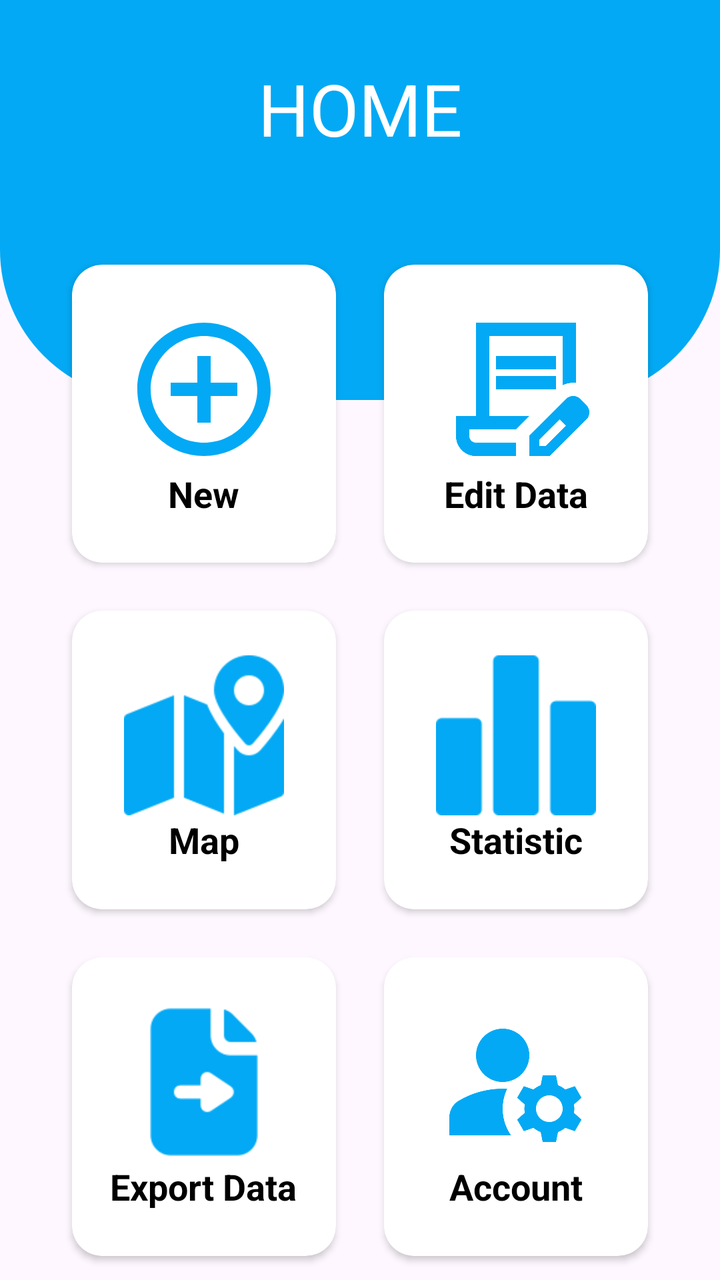
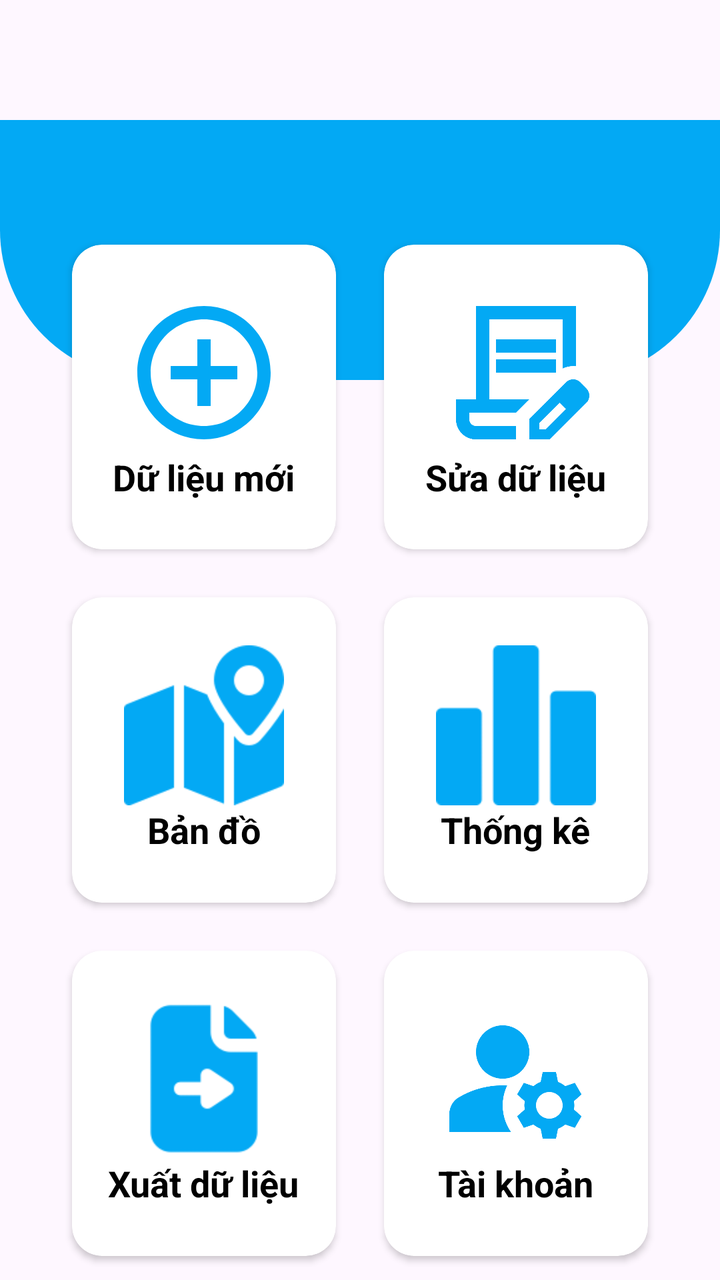

The first picture is an Android layout as it rendered before a commit; the second is the same layout after the commit. The layout source and the unified diff follow.
<!-- AndroidManifest.xml: application theme Theme.MyApp -->
<!-- res/layout/activity_home_page.xml -->
<?xml version="1.0" encoding="utf-8"?>
<RelativeLayout xmlns:android="http://schemas.android.com/apk/res/android"
    xmlns:app="http://schemas.android.com/apk/res-auto"
    xmlns:tools="http://schemas.android.com/tools"
    android:id="@+id/main"
    android:layout_width="match_parent"
    android:layout_height="match_parent"
    android:gravity="center"
    tools:context=".ui.login.MainActivity">

    <View
        android:id="@+id/top_view"
        android:layout_width="match_parent"
        android:layout_height="200dp"
        android:background="@drawable/bg_view" />

    <TextView
        android:id="@+id/textView3"
        android:layout_width="wrap_content"
        android:layout_height="wrap_content"
        android:layout_centerHorizontal="true"
        android:layout_marginTop="30dp"
        android:text="HOME"
        android:textColor="@color/white"
        android:textSize="36sp" />

    <GridLayout
        android:id="@+id/gridLayout"
        android:layout_width="match_parent"
        android:layout_height="match_parent"
        android:layout_below="@+id/top_view"
        android:layout_marginLeft="24dp"
        android:layout_marginTop="-80dp"
        android:layout_marginRight="24dp"
        android:columnCount="2"
        android:rowCount="3">

        
        <androidx.cardview.widget.CardView
            android:id="@+id/cvNew"
            android:layout_width="0dp"
            android:layout_height="0dp"
            android:layout_row="0"
            android:layout_rowWeight="1"
            android:layout_column="0"
            android:layout_columnWeight="1"
            android:layout_margin="12dp"
            app:cardCornerRadius="15dp"
            app:cardMaxElevation="12dp"
            android:clickable="true"
            android:focusable="true"
            >

            <LinearLayout
                android:layout_width="match_parent"
                android:layout_height="match_parent"
                android:gravity="center"
                android:orientation="vertical"
                >

                <ImageView
                    android:layout_width="80dp"
                    android:layout_height="80dp"
                    android:layout_gravity="center_horizontal"
                    android:src="@drawable/ic_add" />

                <TextView
                    android:layout_width="wrap_content"
                    android:layout_height="wrap_content"
                    android:layout_gravity="center_horizontal"
                    android:text="New"
                    android:textColor="@color/black"
                    android:textSize="18sp"
                    android:textStyle="bold" />
            </LinearLayout>
        </androidx.cardview.widget.CardView>

        


        <androidx.cardview.widget.CardView
            android:layout_width="0dp"
            android:layout_height="0dp"
            android:layout_row="0"
            android:layout_rowWeight="1"
            android:layout_column="1"
            android:layout_columnWeight="1"
            android:layout_margin="12dp"
            app:cardCornerRadius="15dp"
            app:cardMaxElevation="12dp"
            android:clickable="true"
            android:focusable="true">

            <LinearLayout
                android:layout_width="match_parent"
                android:layout_height="match_parent"
                android:gravity="center"
                android:orientation="vertical">

                <ImageView
                    android:layout_width="80dp"
                    android:layout_height="80dp"
                    android:layout_gravity="center_horizontal"
                    android:src="@drawable/ic_edit" />

                <TextView
                    android:layout_width="wrap_content"
                    android:layout_height="wrap_content"
                    android:layout_gravity="center_horizontal"
                    android:text="Edit Data"
                    android:textColor="@color/black"
                    android:textSize="18sp"
                    android:textStyle="bold" />
            </LinearLayout>
        </androidx.cardview.widget.CardView>

        
        <androidx.cardview.widget.CardView
            android:id="@+id/cvMap"
            android:layout_width="0dp"
            android:layout_height="0dp"
            android:layout_row="1"
            android:layout_rowWeight="1"
            android:layout_column="0"
            android:layout_columnWeight="1"
            android:layout_margin="12dp"
            android:clickable="true"
            android:focusable="true"
            app:cardCornerRadius="15dp"
            app:cardMaxElevation="12dp">

            <LinearLayout
                android:layout_width="match_parent"
                android:layout_height="match_parent"
                android:gravity="center"
                android:orientation="vertical">

                <ImageView
                    android:layout_width="80dp"
                    android:layout_height="80dp"
                    android:layout_gravity="center_horizontal"
                    android:src="@drawable/map" />

                <TextView
                    android:layout_width="wrap_content"
                    android:layout_height="wrap_content"
                    android:layout_gravity="center_horizontal"
                    android:text="Map"
                    android:textColor="@color/black"
                    android:textSize="18sp"
                    android:textStyle="bold" />
            </LinearLayout>
        </androidx.cardview.widget.CardView>

        
        <androidx.cardview.widget.CardView
            android:id="@+id/cvStatistic"
            android:layout_width="0dp"
            android:layout_height="0dp"
            android:layout_row="1"
            android:layout_rowWeight="1"
            android:layout_column="1"
            android:layout_columnWeight="1"
            android:layout_margin="12dp"
            app:cardCornerRadius="15dp"
            app:cardMaxElevation="12dp"
            android:clickable="true"
            android:focusable="true"
            >

            <LinearLayout
                android:layout_width="match_parent"
                android:layout_height="match_parent"
                android:gravity="center"
                android:orientation="vertical">

                <ImageView
                    android:layout_width="80dp"
                    android:layout_height="80dp"
                    android:layout_gravity="center_horizontal"
                    app:srcCompat="@drawable/statistics" />

                <TextView
                    android:layout_width="wrap_content"
                    android:layout_height="wrap_content"
                    android:layout_gravity="center_horizontal"
                    android:text="Statistic"
                    android:textColor="@color/black"
                    android:textSize="18sp"
                    android:textStyle="bold" />
            </LinearLayout>
        </androidx.cardview.widget.CardView>

        
        <androidx.cardview.widget.CardView
            android:id="@+id/cvExportData"
            android:layout_width="0dp"
            android:layout_height="0dp"
            android:layout_row="2"
            android:layout_rowWeight="1"
            android:layout_column="0"
            android:layout_columnWeight="1"
            android:layout_margin="12dp"
            app:cardCornerRadius="15dp"
            app:cardMaxElevation="12dp"
            android:clickable="true"
            android:focusable="true">

            <LinearLayout
                android:layout_width="match_parent"
                android:layout_height="match_parent"
                android:gravity="center"
                android:orientation="vertical">

                <ImageView
                    android:layout_width="80dp"
                    android:layout_height="80dp"
                    android:layout_gravity="center_horizontal"
                    android:src="@drawable/export" />

                <TextView
                    android:layout_width="wrap_content"
                    android:layout_height="wrap_content"
                    android:layout_gravity="center_horizontal"
                    android:text="Export Data"
                    android:textColor="@color/black"
                    android:textSize="18sp"
                    android:textStyle="bold" />
            </LinearLayout>
        </androidx.cardview.widget.CardView>

        
        <androidx.cardview.widget.CardView
            android:id="@+id/cvAccount"
            android:layout_width="0dp"
            android:layout_height="0dp"
            android:layout_row="2"
            android:layout_rowWeight="1"
            android:layout_column="1"
            android:layout_columnWeight="1"
            android:layout_margin="12dp"
            app:cardCornerRadius="15dp"
            app:cardMaxElevation="12dp"
            android:clickable="true"
            android:focusable="true">

            <LinearLayout
                android:layout_width="match_parent"
                android:layout_height="match_parent"
                android:gravity="center"
                android:orientation="vertical">

                <ImageView
                    android:layout_width="80dp"
                    android:layout_height="80dp"
                    android:layout_gravity="center_horizontal"
                    android:src="@drawable/ic_acount" />

                <TextView
                    android:layout_width="wrap_content"
                    android:layout_height="wrap_content"
                    android:layout_gravity="center_horizontal"
                    android:text="Account"
                    android:textColor="@color/black"
                    android:textSize="18sp"
                    android:textStyle="bold" />
            </LinearLayout>
        </androidx.cardview.widget.CardView>

    </GridLayout>

</RelativeLayout>
<!-- resources referenced by this layout -->
<resources>
  <color name="black">#FF000000</color>
  <color name="white">#FFFFFFFF</color>
  <!-- drawable bg_view (drawable) -->
  <?xml version="1.0" encoding="utf-8"?>
  <shape xmlns:android="http://schemas.android.com/apk/res/android">
      <corners android:bottomLeftRadius="75dp"
          android:bottomRightRadius="75dp"/>
      <solid android:color="@color/blue"/>
  </shape>
  <!-- drawable export: png bitmap (drawable, 2256 bytes) -->
  <!-- drawable ic_acount (drawable) -->
  <vector xmlns:android="http://schemas.android.com/apk/res/android" android:height="24dp" android:tint="@color/blue" android:viewportHeight="24" android:viewportWidth="24" android:width="24dp">
        
      <path android:fillColor="@android:color/white" android:pathData="M10,8m-4,0a4,4 0,1 1,8 0a4,4 0,1 1,-8 0"/>
        
      <path android:fillColor="@android:color/white" android:pathData="M10.67,13.02C10.45,13.01 10.23,13 10,13c-2.42,0 -4.68,0.67 -6.61,1.82C2.51,15.34 2,16.32 2,17.35V20h9.26C10.47,18.87 10,17.49 10,16C10,14.93 10.25,13.93 10.67,13.02z"/>
        
      <path android:fillColor="@android:color/white" android:pathData="M20.75,16c0,-0.22 -0.03,-0.42 -0.06,-0.63l1.14,-1.01l-1,-1.73l-1.45,0.49c-0.32,-0.27 -0.68,-0.48 -1.08,-0.63L18,11h-2l-0.3,1.49c-0.4,0.15 -0.76,0.36 -1.08,0.63l-1.45,-0.49l-1,1.73l1.14,1.01c-0.03,0.21 -0.06,0.41 -0.06,0.63s0.03,0.42 0.06,0.63l-1.14,1.01l1,1.73l1.45,-0.49c0.32,0.27 0.68,0.48 1.08,0.63L16,21h2l0.3,-1.49c0.4,-0.15 0.76,-0.36 1.08,-0.63l1.45,0.49l1,-1.73l-1.14,-1.01C20.72,16.42 20.75,16.22 20.75,16zM17,18c-1.1,0 -2,-0.9 -2,-2s0.9,-2 2,-2s2,0.9 2,2S18.1,18 17,18z"/>
      
  </vector>
  <!-- drawable ic_add (drawable) -->
  <vector xmlns:android="http://schemas.android.com/apk/res/android" android:height="24dp" android:tint="@color/blue" android:viewportHeight="24" android:viewportWidth="24" android:width="24dp">
        
      <path android:fillColor="@android:color/white" android:pathData="M13,7h-2v4L7,11v2h4v4h2v-4h4v-2h-4L13,7zM12,2C6.48,2 2,6.48 2,12s4.48,10 10,10 10,-4.48 10,-10S17.52,2 12,2zM12,20c-4.41,0 -8,-3.59 -8,-8s3.59,-8 8,-8 8,3.59 8,8 -3.59,8 -8,8z"/>
      
  </vector>
  <!-- drawable ic_edit (drawable) -->
  <vector xmlns:android="http://schemas.android.com/apk/res/android" android:height="24dp" android:tint="@color/blue" android:viewportHeight="960" android:viewportWidth="960" android:width="24dp">
        
      <path android:fillColor="@android:color/white" android:pathData="M360,360L360,280L720,280L720,360L360,360ZM360,480L360,400L720,400L720,480L360,480ZM480,800L240,800Q223,800 211.5,800Q200,800 200,800L200,800L480,800L480,800ZM480,880L240,880Q190,880 155,845Q120,810 120,760L120,640L240,640L240,80L840,80L840,441Q820,439 799.5,442.5Q779,446 760,455L760,160L320,160L320,640L560,640L480,720L200,720L200,760Q200,777 211.5,788.5Q223,800 240,800L480,800L480,880ZM560,880L560,757L781,537Q790,528 801,524Q812,520 823,520Q835,520 846,524.5Q857,529 866,538L903,575Q911,584 915.5,595Q920,606 920,617Q920,628 916,639.5Q912,651 903,660L683,880L560,880ZM860,617L860,617L823,580L823,580L860,617ZM620,820L658,820L779,698L761,679L742,661L620,782L620,820ZM761,679L742,661L742,661L779,698L779,698L761,679Z"/>
      
  </vector>
  <!-- drawable map: png bitmap (drawable, 3479 bytes) -->
  <!-- drawable statistics: png bitmap (drawable, 1120 bytes) -->
  <style name="Theme.MyApp" parent="Base.Theme.MyApp" />
  <color name="blue">#03A9F4</color>
  <style name="Base.Theme.MyApp" parent="Theme.Material3.DayNight">
          
          
  
      </style>
</resources>

<!-- the commit's change to res/layout/activity_home_page.xml (unified diff, before → after) -->
@@ -1,28 +1,18 @@
 <?xml version="1.0" encoding="utf-8"?>
-<RelativeLayout xmlns:android="http://schemas.android.com/apk/res/android"
+<RelativeLayout
+    xmlns:android="http://schemas.android.com/apk/res/android"
     xmlns:app="http://schemas.android.com/apk/res-auto"
     xmlns:tools="http://schemas.android.com/tools"
-    android:id="@+id/main"
     android:layout_width="match_parent"
     android:layout_height="match_parent"
-    android:gravity="center"
-    tools:context=".ui.login.MainActivity">
-
+    tools:context=".ui.home.HomePageActivity"
+    android:paddingTop="60dp">
     <View
-        android:id="@+id/top_view"
-        android:layout_width="match_parent"
-        android:layout_height="200dp"
-        android:background="@drawable/bg_view" />
-
-    <TextView
-        android:id="@+id/textView3"
-        android:layout_width="wrap_content"
-        android:layout_height="wrap_content"
-        android:layout_centerHorizontal="true"
-        android:layout_marginTop="30dp"
-        android:text="HOME"
-        android:textColor="@color/white"
-        android:textSize="36sp" />
+    android:id="@+id/top_view"
+    android:layout_width="match_parent"
+    android:layout_height="130dp"
+    android:background="@drawable/bg_view" />
+
 
     <GridLayout
         android:id="@+id/gridLayout"
@@ -35,7 +25,6 @@
         android:columnCount="2"
         android:rowCount="3">
 
-        
         <androidx.cardview.widget.CardView
             android:id="@+id/cvNew"
             android:layout_width="0dp"
@@ -68,15 +57,11 @@
                     android:layout_width="wrap_content"
                     android:layout_height="wrap_content"
                     android:layout_gravity="center_horizontal"
-                    android:text="New"
-                    android:textColor="@color/black"
-                    android:textSize="18sp"
-                    android:textStyle="bold" />
-            </LinearLayout>
-        </androidx.cardview.widget.CardView>
-
-        
-
+                    android:text="@string/new_data" android:textColor="@color/black"
+                    android:textSize="18sp"
+                    android:textStyle="bold" />
+            </LinearLayout>
+        </androidx.cardview.widget.CardView>
 
         <androidx.cardview.widget.CardView
             android:layout_width="0dp"
@@ -107,14 +92,12 @@
                     android:layout_width="wrap_content"
                     android:layout_height="wrap_content"
                     android:layout_gravity="center_horizontal"
-                    android:text="Edit Data"
-                    android:textColor="@color/black"
-                    android:textSize="18sp"
-                    android:textStyle="bold" />
-            </LinearLayout>
-        </androidx.cardview.widget.CardView>
-
-        
+                    android:text="@string/edit_data" android:textColor="@color/black"
+                    android:textSize="18sp"
+                    android:textStyle="bold" />
+            </LinearLayout>
+        </androidx.cardview.widget.CardView>
+
         <androidx.cardview.widget.CardView
             android:id="@+id/cvMap"
             android:layout_width="0dp"
@@ -145,14 +128,12 @@
                     android:layout_width="wrap_content"
                     android:layout_height="wrap_content"
                     android:layout_gravity="center_horizontal"
-                    android:text="Map"
-                    android:textColor="@color/black"
-                    android:textSize="18sp"
-                    android:textStyle="bold" />
-            </LinearLayout>
-        </androidx.cardview.widget.CardView>
-
-        
+                    android:text="@string/map" android:textColor="@color/black"
+                    android:textSize="18sp"
+                    android:textStyle="bold" />
+            </LinearLayout>
+        </androidx.cardview.widget.CardView>
+
         <androidx.cardview.widget.CardView
             android:id="@+id/cvStatistic"
             android:layout_width="0dp"
@@ -184,14 +165,12 @@
                     android:layout_width="wrap_content"
                     android:layout_height="wrap_content"
                     android:layout_gravity="center_horizontal"
-                    android:text="Statistic"
-                    android:textColor="@color/black"
-                    android:textSize="18sp"
-                    android:textStyle="bold" />
-            </LinearLayout>
-        </androidx.cardview.widget.CardView>
-
-        
+                    android:text="@string/statistic" android:textColor="@color/black"
+                    android:textSize="18sp"
+                    android:textStyle="bold" />
+            </LinearLayout>
+        </androidx.cardview.widget.CardView>
+
         <androidx.cardview.widget.CardView
             android:id="@+id/cvExportData"
             android:layout_width="0dp"
@@ -222,14 +201,12 @@
                     android:layout_width="wrap_content"
                     android:layout_height="wrap_content"
                     android:layout_gravity="center_horizontal"
-                    android:text="Export Data"
-                    android:textColor="@color/black"
-                    android:textSize="18sp"
-                    android:textStyle="bold" />
-            </LinearLayout>
-        </androidx.cardview.widget.CardView>
-
-        
+                    android:text="@string/export_data" android:textColor="@color/black"
+                    android:textSize="18sp"
+                    android:textStyle="bold" />
+            </LinearLayout>
+        </androidx.cardview.widget.CardView>
+
         <androidx.cardview.widget.CardView
             android:id="@+id/cvAccount"
             android:layout_width="0dp"
@@ -260,8 +237,7 @@
                     android:layout_width="wrap_content"
                     android:layout_height="wrap_content"
                     android:layout_gravity="center_horizontal"
-                    android:text="Account"
-                    android:textColor="@color/black"
+                    android:text="@string/account" android:textColor="@color/black"
                     android:textSize="18sp"
                     android:textStyle="bold" />
             </LinearLayout>
<!-- resource entries referenced after the edit -->
@@ -1,7 +1,6 @@
 <!-- resources referenced by this layout -->
 <resources>
   <color name="black">#FF000000</color>
-  <color name="white">#FFFFFFFF</color>
   <!-- drawable bg_view (drawable) -->
   <?xml version="1.0" encoding="utf-8"?>
   <shape xmlns:android="http://schemas.android.com/apk/res/android">
@@ -34,9 +33,16 @@
   </vector>
   <!-- drawable map: png bitmap (drawable, 3479 bytes) -->
   <!-- drawable statistics: png bitmap (drawable, 1120 bytes) -->
+  <string name="account">Tài khoản</string>
+      //statistic
+  <string name="edit_data">Sửa dữ liệu</string>
+  <string name="export_data">Xuất dữ liệu</string>
+  <string name="map">Bản đồ</string>
+  <string name="new_data">Dữ liệu mới</string>
+  <string name="statistic">Thống kê</string>
   <style name="Theme.MyApp" parent="Base.Theme.MyApp" />
   <color name="blue">#03A9F4</color>
-  <style name="Base.Theme.MyApp" parent="Theme.Material3.DayNight">
+  <style name="Base.Theme.MyApp" parent="Theme.Material3.DayNight.NoActionBar">
           
           
   
